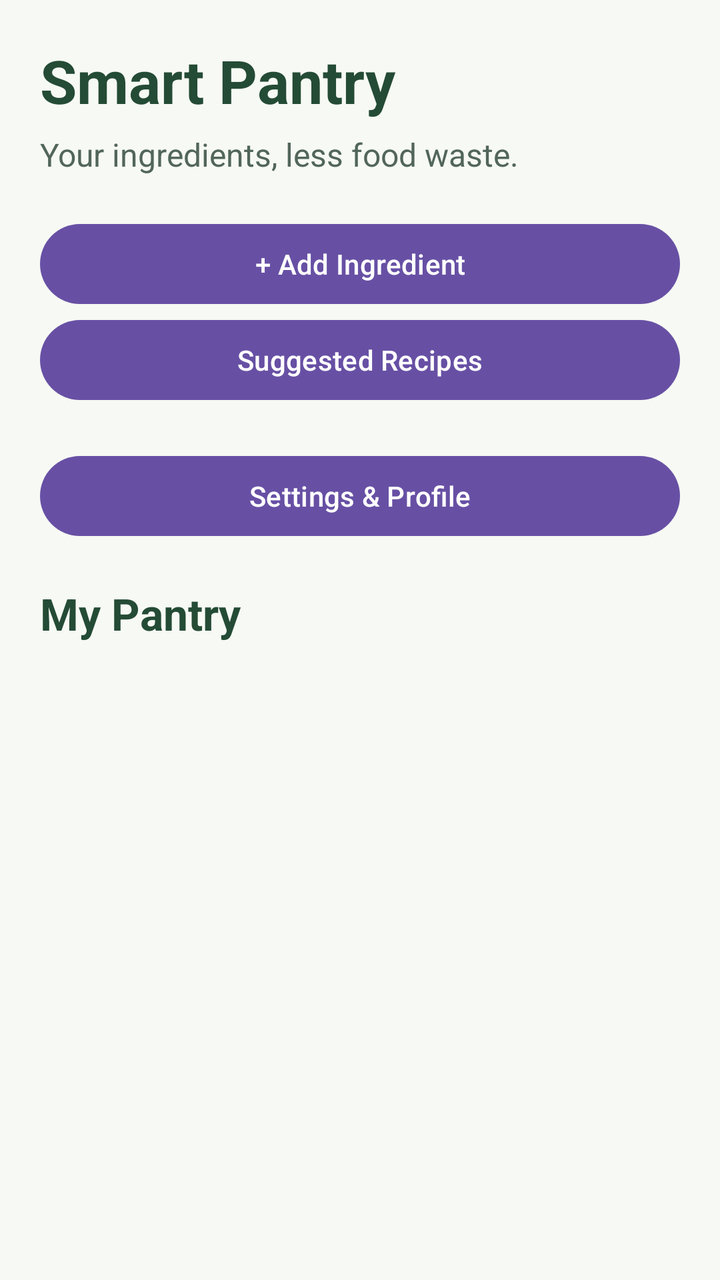
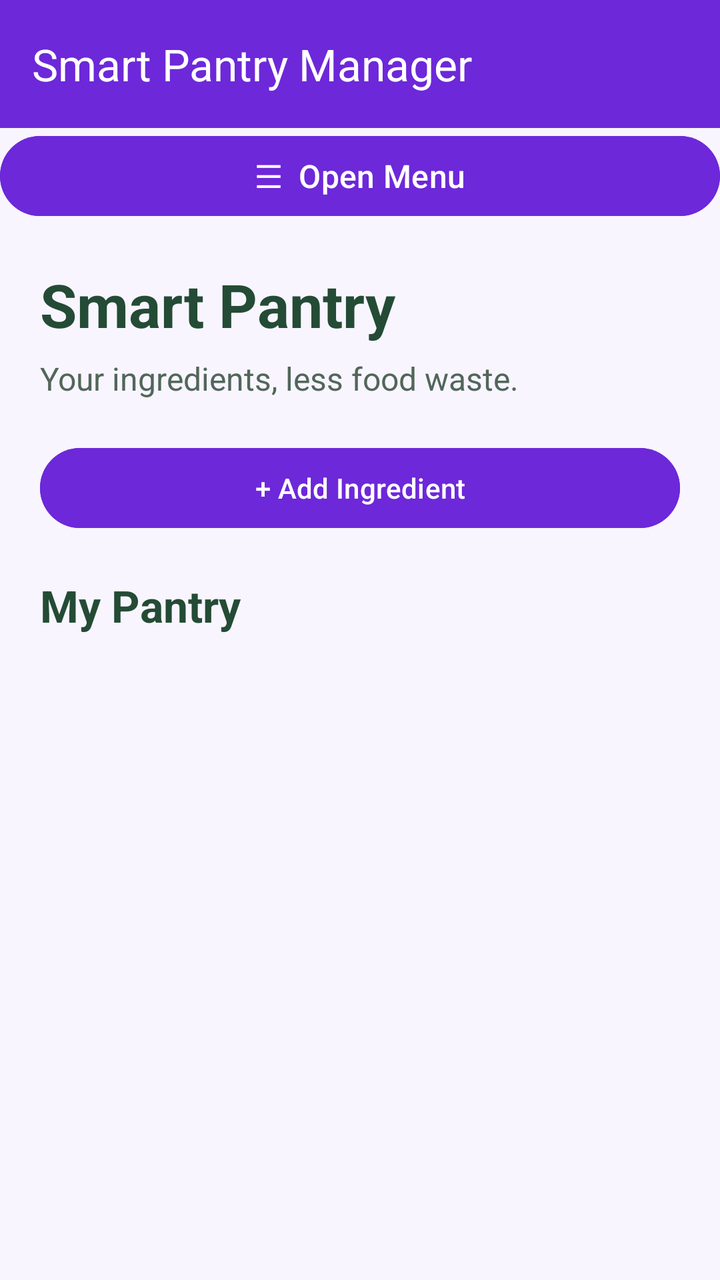

An Android layout rendered at two revisions. The XML below is the earlier revision; the diff shows what the commit changed to produce the second picture.
<!-- AndroidManifest.xml: application theme Theme.SmartPantryManager -->
<!-- res/layout/activity_main.xml -->
<?xml version="1.0" encoding="utf-8"?>
<LinearLayout xmlns:android="http://schemas.android.com/apk/res/android"
    android:layout_width="match_parent"
    android:layout_height="match_parent"
    android:orientation="vertical"
    android:padding="20dp"
    android:background="#F7F9F4">

    <TextView
        android:layout_width="match_parent"
        android:layout_height="wrap_content"
        android:text="@string/pantry_title"
        android:textSize="30sp"
        android:textStyle="bold"
        android:textColor="#244B35"
        android:layout_marginBottom="6dp" />

    <TextView
        android:layout_width="match_parent"
        android:layout_height="wrap_content"
        android:text="@string/pantry_subtitle"
        android:textSize="16sp"
        android:textColor="#52665A"
        android:layout_marginBottom="20dp" />

    <Button
        android:id="@+id/btnAddIngredient"
        android:layout_width="match_parent"
        android:layout_height="wrap_content"
        android:text="@string/add_ingredient"
        android:textAllCaps="false" />
    <Button
        android:id="@+id/btnSuggestedRecipes"
        android:layout_width="match_parent"
        android:layout_height="wrap_content"
        android:text="@string/suggested_recipes_button"
        android:textAllCaps="false"
        android:layout_marginBottom="12dp" />
    <Button
        android:id="@+id/btnSettings"
        android:layout_width="match_parent"
        android:layout_height="wrap_content"
        android:layout_marginTop="8dp"
        android:text="@string/settings_title" />

    <TextView
        android:layout_width="match_parent"
        android:layout_height="wrap_content"
        android:text="@string/my_pantry"
        android:textSize="22sp"
        android:textStyle="bold"
        android:textColor="#244B35"
        android:layout_marginTop="20dp"
        android:layout_marginBottom="10dp" />

    <ListView
        android:id="@+id/listPantry"
        android:layout_width="match_parent"
        android:layout_height="0dp"
        android:layout_weight="1"
        android:divider="#DCE4DC"
        android:dividerHeight="1dp"
        android:paddingBottom="8dp" />

    <TextView
        android:id="@+id/txtEmptyPantry"
        android:layout_width="match_parent"
        android:layout_height="wrap_content"
        android:text="@string/empty_pantry"
        android:textSize="16sp"
        android:textColor="#52665A"
        android:gravity="center"
        android:padding="16dp"
        android:visibility="gone" />

</LinearLayout>
<!-- resources referenced by this layout -->
<resources>
  <string name="add_ingredient">+ Add Ingredient</string>
  <string name="empty_pantry">Your pantry is empty. Add your first ingredient!</string>
  <string name="my_pantry">My Pantry</string>
  <string name="pantry_subtitle">Your ingredients, less food waste.</string>
  <string name="pantry_title">Smart Pantry</string>
  <string name="settings_title">Settings &amp; Profile</string>
  <string name="suggested_recipes_button">Suggested Recipes</string>
  <style name="Theme.SmartPantryManager" parent="Base.Theme.SmartPantryManager" />
  <style name="Base.Theme.SmartPantryManager" parent="Theme.Material3.DayNight.NoActionBar">
          
          
      </style>
</resources>

<!-- the commit's change to res/layout/activity_main.xml (unified diff, before → after) -->
@@ -1,76 +1,136 @@
 <?xml version="1.0" encoding="utf-8"?>
-<LinearLayout xmlns:android="http://schemas.android.com/apk/res/android"
+<androidx.drawerlayout.widget.DrawerLayout
+    xmlns:android="http://schemas.android.com/apk/res/android"
+    xmlns:app="http://schemas.android.com/apk/res-auto"
+    android:id="@+id/drawerLayout"
     android:layout_width="match_parent"
-    android:layout_height="match_parent"
+    android:layout_height="match_parent">
+
+    
+    <LinearLayout
+        android:layout_width="match_parent"
+        android:layout_height="match_parent"
+        android:orientation="vertical"
+        android:background="#F8F5FF">
+
+
+        <androidx.appcompat.widget.Toolbar
+            android:id="@+id/toolbar"
+            android:layout_width="match_parent"
+            android:layout_height="?attr/actionBarSize"
+            android:background="#6D28D9"
+            app:title="Smart Pantry Manager"
+            app:titleTextColor="#FFFFFF" />
+
+        <Button
+            android:id="@+id/btnOpenDrawer"
+            android:layout_width="match_parent"
+            android:layout_height="48dp"
+            android:text="☰  Open Menu"
+            android:textSize="16sp"
+            android:textColor="#FFFFFF"
+            android:backgroundTint="#6D28D9"
+            android:contentDescription="Open navigation menu" />
+
+        <LinearLayout
+            android:layout_width="match_parent"
+            android:layout_height="match_parent"
+            android:orientation="vertical"
+            android:padding="20dp">
+
+            <TextView
+                android:layout_width="match_parent"
+                android:layout_height="wrap_content"
+                android:text="@string/pantry_title"
+                android:textSize="30sp"
+                android:textStyle="bold"
+                android:textColor="#244B35"
+                android:layout_marginBottom="6dp" />
+
+            <TextView
+                android:layout_width="match_parent"
+                android:layout_height="wrap_content"
+                android:text="@string/pantry_subtitle"
+                android:textSize="16sp"
+                android:textColor="#52665A"
+                android:layout_marginBottom="20dp" />
+
+            <Button
+                android:id="@+id/btnAddIngredient"
+                android:layout_width="match_parent"
+                android:layout_height="wrap_content"
+                android:text="@string/add_ingredient"
+                android:textAllCaps="false"
+                android:backgroundTint="#6D28D9" />
+
+            <TextView
+                android:layout_width="match_parent"
+                android:layout_height="wrap_content"
+                android:text="@string/my_pantry"
+                android:textSize="22sp"
+                android:textStyle="bold"
+                android:textColor="#244B35"
+                android:layout_marginTop="20dp"
+                android:layout_marginBottom="10dp" />
+
+            <ListView
+                android:id="@+id/listPantry"
+                android:layout_width="match_parent"
+                android:layout_height="0dp"
+                android:layout_weight="1"
+                android:divider="#DCE4DC"
+                android:dividerHeight="1dp"
+                android:paddingBottom="8dp" />
+
+            <TextView
+                android:id="@+id/txtEmptyPantry"
+                android:layout_width="match_parent"
+                android:layout_height="wrap_content"
+                android:text="@string/empty_pantry"
+                android:textSize="16sp"
+                android:textColor="#52665A"
+                android:gravity="center"
+                android:padding="16dp"
+                android:visibility="gone" />
+
+        </LinearLayout>
+    </LinearLayout>
+
+    
+    <com.google.android.material.navigation.NavigationView
+        android:id="@+id/navigationView"
+        android:layout_width="wrap_content"
+        android:layout_height="match_parent"
+        android:layout_gravity="start"
+        app:menu="@menu/drawer_menu"
+        app:headerLayout="@layout/drawer_header" />
+
+</androidx.drawerlayout.widget.DrawerLayout>
+<!-- res/layout/drawer_header.xml (included above) -->
+<?xml version="1.0" encoding="utf-8"?>
+<LinearLayout
+    xmlns:android="http://schemas.android.com/apk/res/android"
+    android:layout_width="match_parent"
+    android:layout_height="170dp"
     android:orientation="vertical"
+    android:gravity="bottom"
     android:padding="20dp"
-    android:background="#F7F9F4">
+    android:background="#6D28D9">
 
     <TextView
         android:layout_width="match_parent"
         android:layout_height="wrap_content"
-        android:text="@string/pantry_title"
-        android:textSize="30sp"
-        android:textStyle="bold"
-        android:textColor="#244B35"
-        android:layout_marginBottom="6dp" />
+        android:text="Smart Pantry Manager"
+        android:textColor="#FFFFFF"
+        android:textSize="22sp"
+        android:textStyle="bold" />
 
     <TextView
         android:layout_width="match_parent"
         android:layout_height="wrap_content"
-        android:text="@string/pantry_subtitle"
-        android:textSize="16sp"
-        android:textColor="#52665A"
-        android:layout_marginBottom="20dp" />
-
-    <Button
-        android:id="@+id/btnAddIngredient"
-        android:layout_width="match_parent"
-        android:layout_height="wrap_content"
-        android:text="@string/add_ingredient"
-        android:textAllCaps="false" />
-    <Button
-        android:id="@+id/btnSuggestedRecipes"
-        android:layout_width="match_parent"
-        android:layout_height="wrap_content"
-        android:text="@string/suggested_recipes_button"
-        android:textAllCaps="false"
-        android:layout_marginBottom="12dp" />
-    <Button
-        android:id="@+id/btnSettings"
-        android:layout_width="match_parent"
-        android:layout_height="wrap_content"
-        android:layout_marginTop="8dp"
-        android:text="@string/settings_title" />
-
-    <TextView
-        android:layout_width="match_parent"
-        android:layout_height="wrap_content"
-        android:text="@string/my_pantry"
-        android:textSize="22sp"
-        android:textStyle="bold"
-        android:textColor="#244B35"
-        android:layout_marginTop="20dp"
-        android:layout_marginBottom="10dp" />
-
-    <ListView
-        android:id="@+id/listPantry"
-        android:layout_width="match_parent"
-        android:layout_height="0dp"
-        android:layout_weight="1"
-        android:divider="#DCE4DC"
-        android:dividerHeight="1dp"
-        android:paddingBottom="8dp" />
-
-    <TextView
-        android:id="@+id/txtEmptyPantry"
-        android:layout_width="match_parent"
-        android:layout_height="wrap_content"
-        android:text="@string/empty_pantry"
-        android:textSize="16sp"
-        android:textColor="#52665A"
-        android:gravity="center"
-        android:padding="16dp"
-        android:visibility="gone" />
+        android:text="Your kitchen, organised"
+        android:textColor="#E0E8E1"
+        android:textSize="14sp"
+        android:layout_marginTop="6dp" />
 
 </LinearLayout>
<!-- resource entries referenced after the edit -->
@@ -5,8 +5,6 @@
   <string name="my_pantry">My Pantry</string>
   <string name="pantry_subtitle">Your ingredients, less food waste.</string>
   <string name="pantry_title">Smart Pantry</string>
-  <string name="settings_title">Settings &amp; Profile</string>
-  <string name="suggested_recipes_button">Suggested Recipes</string>
   <style name="Theme.SmartPantryManager" parent="Base.Theme.SmartPantryManager" />
   <style name="Base.Theme.SmartPantryManager" parent="Theme.Material3.DayNight.NoActionBar">
           
